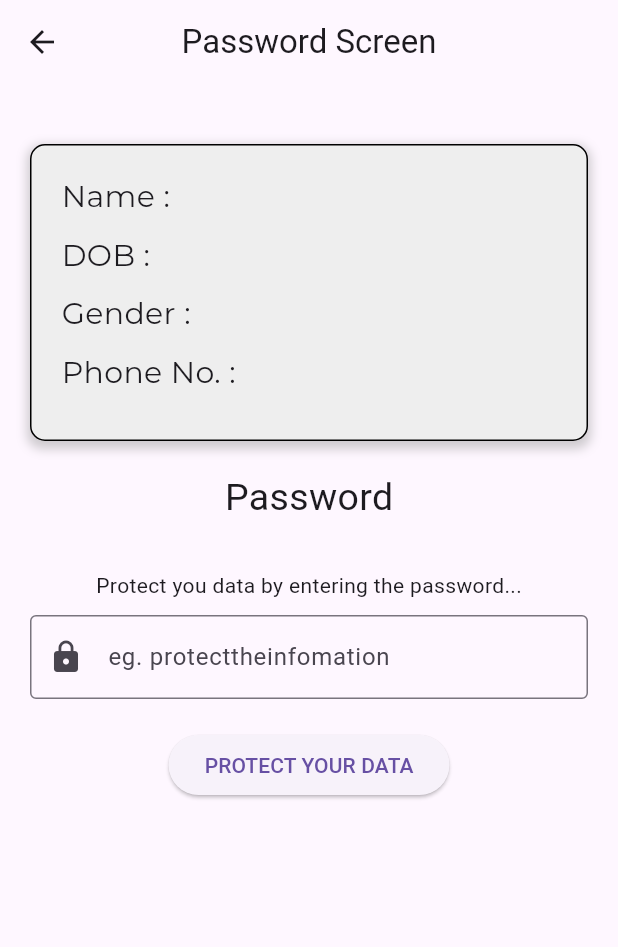
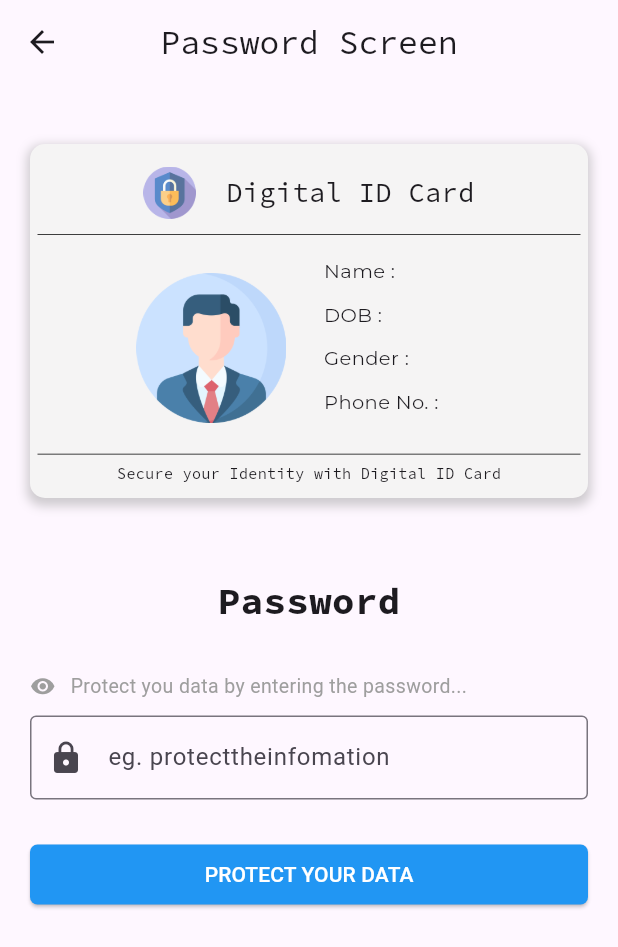
Before and after one commit to AdityaWaskar/QR-Code-Crypt, a Flutter app: the PasswordScreen screen opened directly with empty values, on a phone screen of 412 x 824 dp. Shown: the top 947 px of the screen. Run offline on Flutter 3.47's test engine with Material 3 defaults, Android fonts, the phone set to English and light mode, and no system bars; our stand-ins replace google_fonts, lottie, qr_flutter.

Commit message:
Improve UI

```diff
--- a/lib/screen/form.dart
+++ b/lib/screen/form.dart
@@ -1,5 +1,6 @@
 import 'package:flutter/material.dart';
 import 'package:flutter/services.dart';
+import 'package:google_fonts/google_fonts.dart';
 import 'package:intl/intl.dart';
 import 'package:qr_code_crypt/screen/information.dart';
 import 'package:qr_code_crypt/screen/password.dart';
@@ -34,7 +35,8 @@ class _FormScreenState extends State<FormScreen> {
   Widget build(BuildContext context) {
     return Scaffold(
       appBar: AppBar(
-        title: const Text("Identity Card"), // * Header name
+        title: Text("Identity Card",
+            style: GoogleFonts.sourceCodePro()), // * Header name
         centerTitle: true,
       ),
       body: SingleChildScrollView(
@@ -105,12 +107,12 @@ class _FormScreenState extends State<FormScreen> {
                         const EdgeInsets.symmetric(horizontal: 10, vertical: 4),
                     decoration: BoxDecoration(
                         borderRadius: BorderRadius.circular(5),
-                        border: Border.all(color: Colors.grey)),
+                        border: Border.all(color: Colors.black)),
                     width: 400,
                     // * Dropdown button which shows three options - Male, Female and Others
                     child: DropdownButton(
                       style: const TextStyle(color: Colors.black),
-                      iconEnabledColor: Colors.grey, // * down icon color
+                      iconEnabledColor: Colors.black, // * down icon color
                       iconSize: 36,
                       isExpanded: true, //* gets the field widht full size
                       items: dropdownItems,
@@ -197,15 +199,15 @@ InkWell button(_formKey, name, formField, nameController, dobController,
             phoneNo: phoneController.text);
         Navigator.push(context,
             MaterialPageRoute(builder: (context) => PasswordScreen(info)));
-        print("(" +
-            nameController.text +
-            ", " +
-            dobController.text +
-            ", " +
-            selectGender +
-            ", " +
-            phoneController.text +
-            " )");
+        // print("(" +
+        //     nameController.text +
+        //     ", " +
+        //     dobController.text +
+        //     ", " +
+        //     selectGender +
+        //     ", " +
+        //     phoneController.text +
+        //     " )");
       } else {
         print("data is Invalid");
         // channel.invokeMethod("print");
@@ -214,13 +216,13 @@ InkWell button(_formKey, name, formField, nameController, dobController,
     child: Container(
       height: 50,
       decoration: BoxDecoration(
-        color: Colors.indigo,
+        color: Colors.blue,
         borderRadius: BorderRadius.circular(5),
       ),
-      child: const Center(
+      child: Center(
           child: Text(
         "Generate QR Code",
-        style: TextStyle(
+        style: GoogleFonts.sourceCodePro(
             color: Colors.white, fontSize: 20, fontWeight: FontWeight.bold),
       )),
     ),
@@ -233,7 +235,7 @@ List<DropdownMenuItem<String>> get dropdownItems {
     DropdownMenuItem(
       child: Row(
         children: const [
-          Icon(Icons.male, size: 25, color: Color.fromARGB(255, 132, 131, 131)),
+          Icon(Icons.male, size: 25, color: Colors.black),
           SizedBox(width: 12),
           Text("Male", style: TextStyle(fontSize: 16))
         ],
@@ -243,8 +245,7 @@ List<DropdownMenuItem<String>> get dropdownItems {
     DropdownMenuItem(
       child: Row(
         children: const [
-          Icon(Icons.female,
-              size: 25, color: Color.fromARGB(255, 132, 131, 131)),
+          Icon(Icons.female, size: 25, color: Colors.black),
           SizedBox(width: 12),
           Text("Female", style: TextStyle(fontSize: 16))
         ],
@@ -254,8 +255,7 @@ List<DropdownMenuItem<String>> get dropdownItems {
     DropdownMenuItem(
       child: Row(
         children: const [
-          Icon(Icons.transgender,
-              size: 25, color: Color.fromARGB(255, 132, 131, 131)),
+          Icon(Icons.transgender, size: 25, color: Colors.black),
           SizedBox(width: 12),
           Text("Other", style: TextStyle(fontSize: 16))
         ],
--- a/lib/screen/password.dart
+++ b/lib/screen/password.dart
@@ -13,7 +13,7 @@ class PasswordScreen extends StatelessWidget {
   Future<String> encryptData() async {
     try {
       final result = await platform.invokeMethod('encrypt',
-          {"userText": info.toString(), "userPass": passwordController.text});
+          {"plainText": info.toString(), "password": passwordController.text});
       return result;
     } on PlatformException catch (e) {
       return "Error : $e";
@@ -35,13 +35,18 @@ class PasswordScreen extends StatelessWidget {
     // );
     return Scaffold(
       appBar: AppBar(
-        title: const Text("Password Screen"),
+        title: Text(
+          "Password Screen",
+          style: GoogleFonts.sourceCodePro(),
+        ),
         centerTitle: true,
       ),
       body: SingleChildScrollView(
         child: Padding(
+          // padding: const EdgeInsets.only(top: 40, left: 20, right: 20),
           padding: const EdgeInsets.symmetric(horizontal: 20, vertical: 40),
           child: Column(
+            crossAxisAlignment: CrossAxisAlignment.start,
             children: [
               // Row(
               //   children: [
@@ -51,13 +56,13 @@ class PasswordScreen extends StatelessWidget {
               //   ],
               // )
               Container(
-                padding:
-                    const EdgeInsets.symmetric(horizontal: 20, vertical: 20),
+                // padding:
+                //     const EdgeInsets.symmetric(horizontal: 20, vertical: 20),
                 decoration: BoxDecoration(
-                  border: Border.all(color: Colors.black, width: 1.0),
+                  // border: Border.all(color: Colors.black, width: 0),
                   borderRadius: BorderRadius.circular(10.0),
                   // Background Color
-                  color: Colors.grey[200],
+                  color: Color.fromARGB(255, 245, 244, 244),
                   // Box Shadow
                   boxShadow: [
                     BoxShadow(
@@ -70,21 +75,87 @@ class PasswordScreen extends StatelessWidget {
                 ),
                 child: Column(
                   children: [
+                    Padding(
+                      padding: const EdgeInsets.only(
+                          top: 15, left: 15, right: 15, bottom: 10),
+                      child: topBar(),
+                    ),
+                    Padding(
+                      padding: const EdgeInsets.symmetric(horizontal: 5),
+                      child: Container(
+                          height: 0.5, // Adjust the height of the line
+                          color: Colors.black),
+                    ),
+                    const SizedBox(height: 15),
+                    Padding(
+                      padding: const EdgeInsets.symmetric(horizontal: 5),
+                      child: Row(
+                        mainAxisAlignment: MainAxisAlignment.center,
+                        children: [
+                          Container(
+                            // color: Colors.red,
+                            child: Image.asset(
+                              "images/profile.png",
+                              width: 100,
+                              height: 100,
+                            ),
+                          ),
+                          Container(
+                            // color: Colors.yellow,
+                            child: Column(
+                              mainAxisAlignment: MainAxisAlignment.start,
+                              crossAxisAlignment: CrossAxisAlignment.start,
+                              children: [
+                                // * right section
                                 dynamicRow("Name", info.name.toString()),
                                 const SizedBox(height: 10),
                                 dynamicRow("DOB", info.dob.toString()),
                                 const SizedBox(height: 10),
                                 dynamicRow("Gender", info.gender.toString()),
                                 const SizedBox(height: 10),
-                    dynamicRow("Phone No.", info.phoneNo.toString()),
-                    const SizedBox(height: 10)
+                                dynamicRow(
+                                    "Phone No.", info.phoneNo.toString()),
+                                const SizedBox(height: 15),
+                                // * End of right section
+                              ],
+                            ),
+                          )
                         ],
                       ),
                     ),
-              const SizedBox(height: 20),
-              const Text("Password", style: TextStyle(fontSize: 25)),
+                    const SizedBox(height: 10),
+                    Padding(
+                      padding: const EdgeInsets.symmetric(horizontal: 5),
+                      child: Container(
+                          height: 0.5, // Adjust the height of the line
+                          color: Colors.black),
+                    ),
+                    const SizedBox(height: 5),
+                    Text("Secure your Identity with Digital ID Card",
+                        style: GoogleFonts.sourceCodePro(fontSize: 10)),
+                    const SizedBox(height: 10),
+                  ],
+                ),
+              ),
+              const SizedBox(height: 50),
+              Center(
+                  child: Text("Password",
+                      style: GoogleFonts.sourceCodePro(
+                          fontSize: 25, fontWeight: FontWeight.bold))),
               const SizedBox(height: 30),
-              const Text("Protect you data by entering the password..."),
+              const Row(
+                children: [
+                  Padding(
+                    padding: EdgeInsets.only(right: 10),
+                    child: Icon(Icons.remove_red_eye,
+                        size: 17, color: Colors.grey),
+                  ),
+                  Text(
+                    "Protect you data by entering the password...",
+                    style: TextStyle(color: Colors.grey, fontSize: 13),
+                  ),
+                ],
+              ),
               const SizedBox(height: 10),
               TextFormField(
                 controller: passwordController,
@@ -93,11 +164,26 @@ class PasswordScreen extends StatelessWidget {
                     border: OutlineInputBorder(),
                     prefixIcon: Icon(Icons.lock)),
               ),
-              const SizedBox(height: 20),
-              ElevatedButton(
+              const SizedBox(height: 30),
+              Container(
+                width: double.infinity,
+                height: 40,
+                child: ElevatedButton(
                     onPressed: () =>
                         onClickedEvent(context, info, passwordController.text),
-                  child: const Text("PROTECT YOUR DATA"))
+                    style: ButtonStyle(
+                      backgroundColor:
+                          MaterialStateProperty.all<Color>(Colors.blue),
+                      shape: MaterialStateProperty.all<RoundedRectangleBorder>(
+                        RoundedRectangleBorder(
+                          borderRadius: BorderRadius.circular(
+                              5.0), // Adjust the border radius as needed
+                        ),
+                      ),
+                    ),
+                    child: const Text("PROTECT YOUR DATA",
+                        style: TextStyle(color: Colors.white))),
+              )
             ],
           ),
         ),
@@ -106,11 +192,35 @@ class PasswordScreen extends StatelessWidget {
   }
 }
 
-Row dynamicRow(label, value) {
+Row topBar() {
   return Row(
+    mainAxisAlignment: MainAxisAlignment.center,
     children: [
-      Text("$label : ", style: GoogleFonts.montserrat(fontSize: 20)),
-      Text("$value", style: GoogleFonts.montserrat(fontSize: 20))
+      Image.asset(
+        "images/cardLogo.png",
+        height: 35,
+        width: 35,
+        color: Color.fromARGB(
+            162, 255, 255, 255), // Set the color and opacity (0.0 to 1.0)
+        colorBlendMode: BlendMode.modulate,
+        fit: BoxFit.cover,
+      ),
+      const SizedBox(width: 20),
+      Center(
+          child: Text("Digital ID Card",
+              style: GoogleFonts.sourceCodePro(fontSize: 18))),
     ],
   );
 }
+
+Padding dynamicRow(label, value) {
+  return Padding(
+    padding: const EdgeInsets.only(left: 25, right: 25),
+    child: Row(
+      children: [
+        Text("$label : ", style: GoogleFonts.montserrat(fontSize: 13)),
+        Text("$value", style: GoogleFonts.montserrat(fontSize: 13))
+      ],
+    ),
+  );
+}
```
Also changed, not shown: images/cardLogo.png (added), images/eParinaam.png (added). Lines whose indentation alone changed are shown as unchanged.
